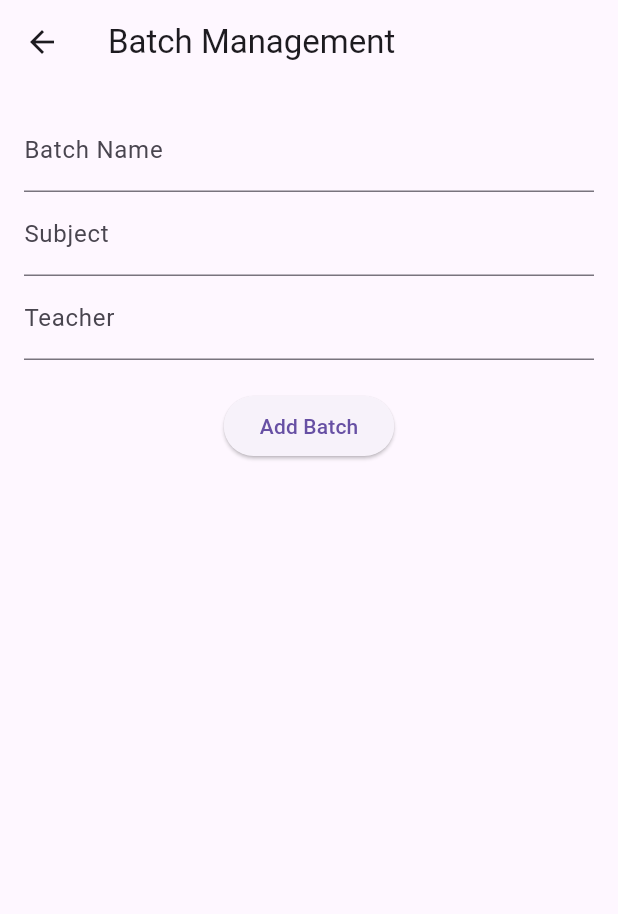
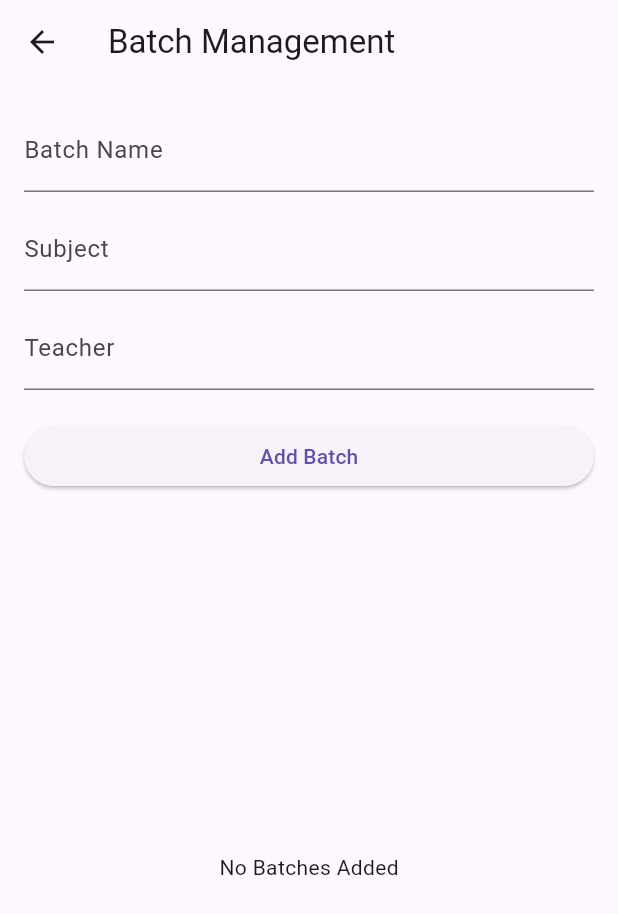
Before and after one commit to sekharbag07-star/digividya, a Flutter app: the AdminDashboard screen opened directly, after a tap on "Batches", on a phone screen of 412 x 824 dp. Shown: the top 914 px of the screen. Run offline on Flutter 3.47's test engine with Material 3 defaults, Android fonts, the phone set to English and light mode, and no system bars; our stand-ins replace cloud_firestore, firebase_auth, firebase_core; accounts and stored records are empty.

Commit message:
Dashboard analytics and batch service refactor

```diff
--- a/lib/core/services/batch_service.dart
+++ b/lib/core/services/batch_service.dart
@@ -23,4 +23,8 @@ class BatchService {
         .orderBy('createdAt', descending: true)
         .snapshots();
   }
+
+  Future<void> deleteBatch(String docId) async {
+    await _firestore.collection('batches').doc(docId).delete();
+  }
 }
--- /dev/null
+++ b/lib/core/services/dashboard_service.dart
@@ -0,0 +1,21 @@
+import 'package:cloud_firestore/cloud_firestore.dart';
+
+class DashboardService {
+  final FirebaseFirestore _firestore = FirebaseFirestore.instance;
+
+  Future<int> getStudentsCount() async {
+    return (await _firestore.collection('students').get()).docs.length;
+  }
+
+  Future<int> getTeachersCount() async {
+    return (await _firestore.collection('teachers').get()).docs.length;
+  }
+
+  Future<int> getBatchesCount() async {
+    return (await _firestore.collection('batches').get()).docs.length;
+  }
+
+  Future<int> getFeesCount() async {
+    return (await _firestore.collection('fees').get()).docs.length;
+  }
+}
--- a/lib/features/admin/screens/admin_dashboard.dart
+++ b/lib/features/admin/screens/admin_dashboard.dart
@@ -1,4 +1,6 @@
 import 'package:flutter/material.dart';
+
+import '../../../../core/services/dashboard_service.dart';
 
 import 'teacher/teacher_management_screen.dart';
 import 'student/student_management_screen.dart';
@@ -7,16 +9,73 @@ import 'assignment/student_batch_screen.dart';
 import 'attendance/attendance_screen.dart';
 import 'fees/fee_management_screen.dart';
 
-class AdminDashboard extends StatelessWidget {
+class AdminDashboard extends StatefulWidget {
   const AdminDashboard({super.key});
+
+  @override
+  State<AdminDashboard> createState() => _AdminDashboardState();
+}
+
+class _AdminDashboardState extends State<AdminDashboard> {
+  final DashboardService _dashboardService = DashboardService();
+
+  int studentsCount = 0;
+  int teachersCount = 0;
+  int batchesCount = 0;
+  int feesCount = 0;
+
+  @override
+  void initState() {
+    super.initState();
+    loadDashboardData();
+  }
+
+  Future<void> loadDashboardData() async {
+    final students = await _dashboardService.getStudentsCount();
+    final teachers = await _dashboardService.getTeachersCount();
+    final batches = await _dashboardService.getBatchesCount();
+    final fees = await _dashboardService.getFeesCount();
+
+    if (!mounted) return;
+
+    setState(() {
+      studentsCount = students;
+      teachersCount = teachers;
+      batchesCount = batches;
+      feesCount = fees;
+    });
+  }
 
   @override
   Widget build(BuildContext context) {
     return Scaffold(
       appBar: AppBar(title: const Text("Admin Dashboard"), centerTitle: true),
-      body: Padding(
+      body: RefreshIndicator(
+        onRefresh: loadDashboardData,
+        child: SingleChildScrollView(
+          physics: const AlwaysScrollableScrollPhysics(),
           padding: const EdgeInsets.all(16),
-        child: GridView.count(
+          child: Column(
+            children: [
+              GridView.count(
+                shrinkWrap: true,
+                physics: const NeverScrollableScrollPhysics(),
+                crossAxisCount: 2,
+                crossAxisSpacing: 10,
+                mainAxisSpacing: 10,
+                children: [
+                  _statCard("Students", studentsCount.toString(), Icons.school),
+                  _statCard("Teachers", teachersCount.toString(), Icons.person),
+                  _statCard("Batches", batchesCount.toString(), Icons.groups),
+                  _statCard("Fees", feesCount.toString(), Icons.currency_rupee),
+                ],
+              ),
+
+              const SizedBox(height: 20),
+
+              GridView.count(
+                shrinkWrap: true,
+                physics: const NeverScrollableScrollPhysics(),
                 crossAxisCount: 2,
                 crossAxisSpacing: 12,
                 mainAxisSpacing: 12,
@@ -70,7 +129,9 @@ class AdminDashboard extends StatelessWidget {
                     onTap: () {
                       Navigator.push(
                         context,
-                  MaterialPageRoute(builder: (_) => const StudentBatchScreen()),
+                        MaterialPageRoute(
+                          builder: (_) => const StudentBatchScreen(),
+                        ),
                       );
                     },
                   ),
@@ -82,7 +143,9 @@ class AdminDashboard extends StatelessWidget {
                     onTap: () {
                       Navigator.push(
                         context,
-                  MaterialPageRoute(builder: (_) => const AttendanceScreen()),
+                        MaterialPageRoute(
+                          builder: (_) => const AttendanceScreen(),
+                        ),
                       );
                     },
                   ),
@@ -102,6 +165,27 @@ class AdminDashboard extends StatelessWidget {
                   ),
                 ],
               ),
+            ],
+          ),
+        ),
+      ),
+    );
+  }
+
+  Widget _statCard(String title, String value, IconData icon) {
+    return Card(
+      elevation: 4,
+      child: Column(
+        mainAxisAlignment: MainAxisAlignment.center,
+        children: [
+          Icon(icon, size: 40),
+          const SizedBox(height: 10),
+          Text(
+            value,
+            style: const TextStyle(fontSize: 28, fontWeight: FontWeight.bold),
+          ),
+          Text(title, style: const TextStyle(fontSize: 16)),
+        ],
       ),
     );
   }
--- a/lib/features/admin/screens/batch/batch_management_screen.dart
+++ b/lib/features/admin/screens/batch/batch_management_screen.dart
@@ -1,5 +1,7 @@
+import 'package:cloud_firestore/cloud_firestore.dart';
 import 'package:flutter/material.dart';
-import 'package:cloud_firestore/cloud_firestore.dart';
+
+import '../../../../core/services/batch_service.dart';
 
 class BatchManagementScreen extends StatefulWidget {
   const BatchManagementScreen({super.key});
@@ -9,22 +11,65 @@ class BatchManagementScreen extends StatefulWidget {
 }
 
 class _BatchManagementScreenState extends State<BatchManagementScreen> {
+  final BatchService _batchService = BatchService();
+
   final nameController = TextEditingController();
   final subjectController = TextEditingController();
   final teacherController = TextEditingController();
 
+  bool isLoading = false;
+
   Future<void> addBatch() async {
-    await FirebaseFirestore.instance.collection('batches').add({
-      'name': nameController.text.trim(),
-      'subject': subjectController.text.trim(),
-      'teacher': teacherController.text.trim(),
-      'active': true,
-      'createdAt': Timestamp.now(),
+    if (nameController.text.isEmpty ||
+        subjectController.text.isEmpty ||
+        teacherController.text.isEmpty) {
+      ScaffoldMessenger.of(
+        context,
+      ).showSnackBar(const SnackBar(content: Text("Fill all required fields")));
+      return;
+    }
+
+    setState(() {
+      isLoading = true;
     });
+
+    await _batchService.addBatch(
+      name: nameController.text.trim(),
+      subject: subjectController.text.trim(),
+      teacher: teacherController.text.trim(),
+    );
 
     nameController.clear();
     subjectController.clear();
     teacherController.clear();
+
+    if (!mounted) return;
+
+    ScaffoldMessenger.of(
+      context,
+    ).showSnackBar(const SnackBar(content: Text("Batch Added Successfully")));
+
+    setState(() {
+      isLoading = false;
+    });
+  }
+
+  Future<void> deleteBatch(String batchId) async {
+    await _batchService.deleteBatch(batchId);
+
+    if (!mounted) return;
+
+    ScaffoldMessenger.of(
+      context,
+    ).showSnackBar(const SnackBar(content: Text("Batch Deleted")));
+  }
+
+  @override
+  void dispose() {
+    nameController.dispose();
+    subjectController.dispose();
+    teacherController.dispose();
+    super.dispose();
   }
 
   @override
@@ -39,35 +84,45 @@ class _BatchManagementScreenState extends State<BatchManagementScreen> {
               controller: nameController,
               decoration: const InputDecoration(labelText: "Batch Name"),
             ),
+            const SizedBox(height: 10),
 
             TextField(
               controller: subjectController,
               decoration: const InputDecoration(labelText: "Subject"),
             ),
+            const SizedBox(height: 10),
 
             TextField(
               controller: teacherController,
               decoration: const InputDecoration(labelText: "Teacher"),
             ),
-
             const SizedBox(height: 20),
 
-            ElevatedButton(onPressed: addBatch, child: const Text("Add Batch")),
+            SizedBox(
+              width: double.infinity,
+              child: ElevatedButton(
+                onPressed: isLoading ? null : addBatch,
+                child: isLoading
+                    ? const CircularProgressIndicator()
+                    : const Text("Add Batch"),
+              ),
+            ),
 
             const SizedBox(height: 20),
 
             Expanded(
               child: StreamBuilder<QuerySnapshot>(
-                stream: FirebaseFirestore.instance
-                    .collection('batches')
-                    .orderBy('createdAt', descending: true)
-                    .snapshots(),
+                stream: _batchService.getBatches(),
                 builder: (context, snapshot) {
                   if (!snapshot.hasData) {
                     return const Center(child: CircularProgressIndicator());
                   }
 
                   final batches = snapshot.data!.docs;
+
+                  if (batches.isEmpty) {
+                    return const Center(child: Text("No Batches Added"));
+                  }
 
                   return ListView.builder(
                     itemCount: batches.length,
@@ -80,6 +135,12 @@ class _BatchManagementScreenState extends State<BatchManagementScreen> {
                           title: Text(batch['name']),
                           subtitle: Text(
                             "${batch['subject']} • ${batch['teacher']}",
+                          ),
+                          trailing: IconButton(
+                            icon: const Icon(Icons.delete),
+                            onPressed: () {
+                              deleteBatch(batch.id);
+                            },
                           ),
                         ),
                       );
```
Lines whose indentation alone changed are shown as unchanged.
